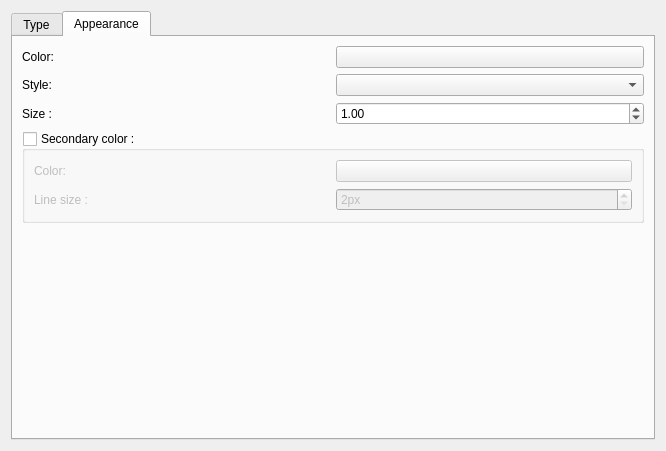
Before: the Qt Designer form sources/ui/conductorpropertieswidget.ui in qelectrotech/qelectrotech-source-mirror, drawn with Qt 5.
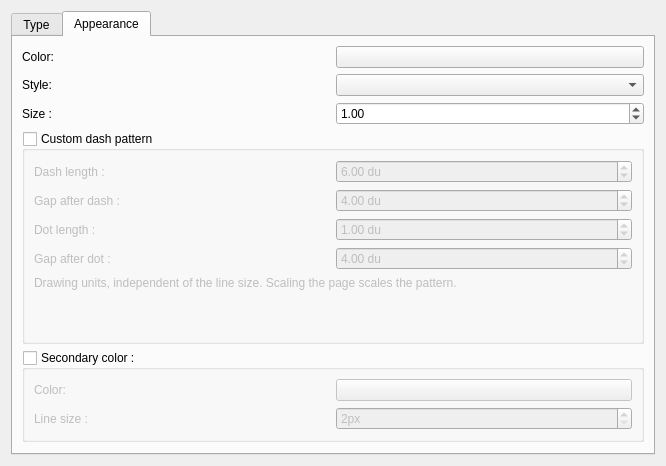
After: the same form once the commit is applied. The open tabs and pages were chosen to show the change. Icons and pictures are not drawn. Custom widgets are drawn as their Qt base class.

Commit message:
Conductor properties: custom dash pattern
A dashed or dash-dotted conductor can now have its own dash and gap
lengths, in drawing units, set in the Appearance tab of the conductor
properties. The pattern is saved on the conductor and in the default
conductor settings, and is merged field by field when several
conductors are edited. A conductor without a custom pattern is drawn
and saved exactly as before.

Idea from PR #1650 by victorienea.

Claude-Session: https://claude.ai/code/session_01P5VY7mWKDkbznbJDjUor7G

```diff
--- a/sources/ui/conductorpropertieswidget.ui
+++ b/sources/ui/conductorpropertieswidget.ui
@@ -515,7 +515,7 @@
          </property>
         </widget>
        </item>
-       <item row="4" column="1">
+       <item row="5" column="1">
         <spacer name="verticalSpacer">
          <property name="orientation">
           <enum>Qt::Vertical</enum>
@@ -539,6 +539,151 @@
         </widget>
        </item>
        <item row="3" column="0" colspan="2">
+        <widget class="QGroupBox" name="m_custom_dash_gb">
+         <property name="title">
+          <string>Custom dash pattern</string>
+         </property>
+         <property name="flat">
+          <bool>true</bool>
+         </property>
+         <property name="checkable">
+          <bool>true</bool>
+         </property>
+         <property name="checked">
+          <bool>false</bool>
+         </property>
+         <layout class="QGridLayout" name="gridLayout_dash">
+          <item row="0" column="0">
+           <widget class="QLabel" name="m_pattern_dash_label">
+            <property name="text">
+             <string>Dash length :</string>
+            </property>
+           </widget>
+          </item>
+          <item row="0" column="1">
+           <widget class="QDoubleSpinBox" name="m_pattern_dash_sb">
+            <property name="suffix">
+             <string> du</string>
+            </property>
+            <property name="minimum">
+             <double>0.100000000000000</double>
+            </property>
+            <property name="maximum">
+             <double>1000.000000000000000</double>
+            </property>
+            <property name="singleStep">
+             <double>0.500000000000000</double>
+            </property>
+            <property name="value">
+             <double>6.000000000000000</double>
+            </property>
+           </widget>
+          </item>
+          <item row="1" column="0">
+           <widget class="QLabel" name="m_pattern_gap_label">
+            <property name="text">
+             <string>Gap after dash :</string>
+            </property>
+           </widget>
+          </item>
+          <item row="1" column="1">
+           <widget class="QDoubleSpinBox" name="m_pattern_gap_sb">
+            <property name="suffix">
+             <string> du</string>
+            </property>
+            <property name="minimum">
+             <double>0.100000000000000</double>
+            </property>
+            <property name="maximum">
+             <double>1000.000000000000000</double>
+            </property>
+            <property name="singleStep">
+             <double>0.500000000000000</double>
+            </property>
+            <property name="value">
+             <double>4.000000000000000</double>
+            </property>
+           </widget>
+          </item>
+          <item row="2" column="0">
+           <widget class="QLabel" name="m_pattern_dot_label">
+            <property name="text">
+             <string>Dot length :</string>
+            </property>
+           </widget>
+          </item>
+          <item row="2" column="1">
+           <widget class="QDoubleSpinBox" name="m_pattern_dot_sb">
+            <property name="suffix">
+             <string> du</string>
+            </property>
+            <property name="minimum">
+             <double>0.100000000000000</double>
+            </property>
+            <property name="maximum">
+             <double>1000.000000000000000</double>
+            </property>
+            <property name="singleStep">
+             <double>0.500000000000000</double>
+            </property>
+            <property name="value">
+             <double>1.000000000000000</double>
+            </property>
+           </widget>
+          </item>
+          <item row="3" column="0">
+           <widget class="QLabel" name="m_pattern_dot_gap_label">
+            <property name="text">
+             <string>Gap after dot :</string>
+            </property>
+           </widget>
+          </item>
+          <item row="3" column="1">
+           <widget class="QDoubleSpinBox" name="m_pattern_dot_gap_sb">
+            <property name="suffix">
+             <string> du</string>
+            </property>
+            <property name="minimum">
+             <double>0.100000000000000</double>
+            </property>
+            <property name="maximum">
+             <double>1000.000000000000000</double>
+            </property>
+            <property name="singleStep">
+             <double>0.500000000000000</double>
+            </property>
+            <property name="value">
+             <double>4.000000000000000</double>
+            </property>
+           </widget>
+          </item>
+          <item row="4" column="0" colspan="2">
+           <widget class="QLabel" name="m_pattern_units_label">
+            <property name="text">
+             <string>Drawing units, independent of the line size. Scaling the page scales the pattern.</string>
+            </property>
+            <property name="wordWrap">
+             <bool>true</bool>
+            </property>
+           </widget>
+          </item>
+          <item row="5" column="0" colspan="2">
+           <widget class="QLabel" name="m_pattern_preview_label">
+            <property name="minimumSize">
+             <size>
+              <width>280</width>
+              <height>36</height>
+             </size>
+            </property>
+            <property name="alignment">
+             <set>Qt::AlignCenter</set>
+            </property>
+           </widget>
+          </item>
+         </layout>
+        </widget>
+       </item>
+       <item row="4" column="0" colspan="2">
         <widget class="QGroupBox" name="m_color_2_gb">
          <property name="title">
           <string>Secondary color :</string>
```
The commit also changes 10 other files.
